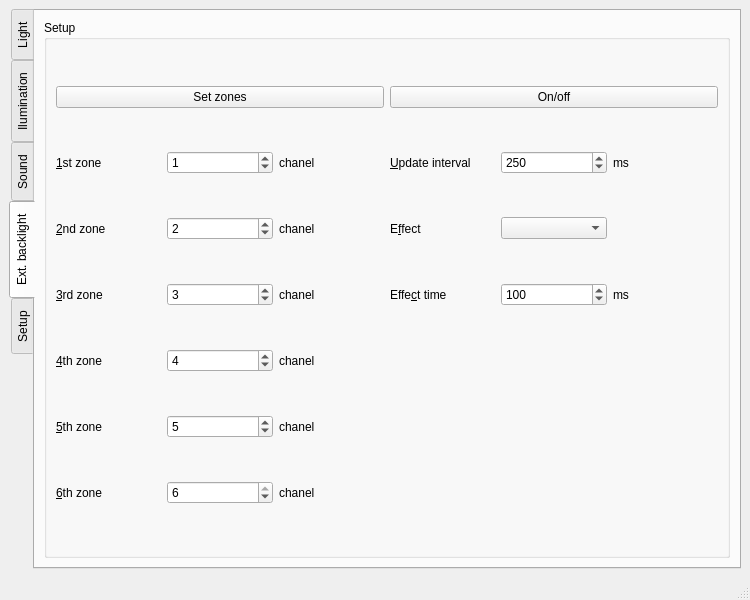
Qt form software/mainwindow.ui (elektro-NIK/P3DA) before a commit.
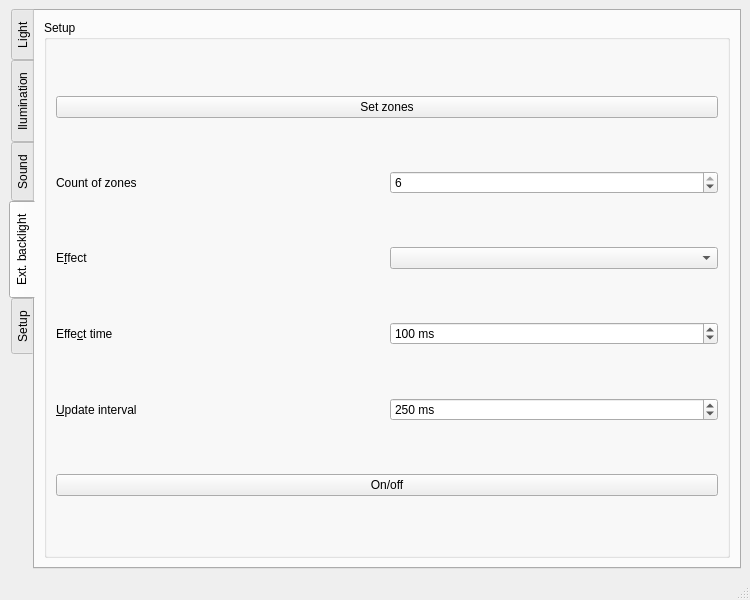
The same form after that commit. The open tabs and pages were chosen to show the change. Icons and pictures are not drawn.

Commit message: Added setup functions without gamma graphic.

Diff of the .ui file:
```diff
--- a/software/mainwindow.ui
+++ b/software/mainwindow.ui
@@ -1858,7 +1858,7 @@
         <string>Ext. backlight</string>
        </attribute>
        <layout class="QGridLayout" name="gridLayout_4">
-        <item row="0" column="0" colspan="2">
+        <item row="0" column="0">
          <widget class="QGroupBox" name="groupBox_setup_ext">
           <property name="enabled">
            <bool>true</bool>
@@ -1867,178 +1867,7 @@
            <string>Setup</string>
           </property>
           <layout class="QGridLayout" name="gridLayout_19">
-           <item row="1" column="0">
-            <widget class="QLabel" name="label_4">
-             <property name="text">
-              <string>&amp;1st zone</string>
-             </property>
-             <property name="buddy">
-              <cstring>spinBox_ch1</cstring>
-             </property>
-            </widget>
-           </item>
-           <item row="11" column="1">
-            <widget class="QSpinBox" name="spinBox_ch6">
-             <property name="maximum">
-              <number>6</number>
-             </property>
-             <property name="value">
-              <number>6</number>
-             </property>
-            </widget>
-           </item>
-           <item row="1" column="1">
-            <widget class="QSpinBox" name="spinBox_ch1">
-             <property name="maximum">
-              <number>6</number>
-             </property>
-             <property name="value">
-              <number>1</number>
-             </property>
-            </widget>
-           </item>
-           <item row="5" column="0">
-            <widget class="QLabel" name="label_29">
-             <property name="text">
-              <string>&amp;3rd zone</string>
-             </property>
-             <property name="buddy">
-              <cstring>spinBox_ch3</cstring>
-             </property>
-            </widget>
-           </item>
-           <item row="11" column="0">
-            <widget class="QLabel" name="label_5">
-             <property name="text">
-              <string>&amp;6th zone</string>
-             </property>
-             <property name="buddy">
-              <cstring>spinBox_ch6</cstring>
-             </property>
-            </widget>
-           </item>
-           <item row="7" column="0">
-            <widget class="QLabel" name="label_28">
-             <property name="text">
-              <string>&amp;4th zone</string>
-             </property>
-             <property name="buddy">
-              <cstring>spinBox_ch4</cstring>
-             </property>
-            </widget>
-           </item>
-           <item row="9" column="0">
-            <widget class="QLabel" name="label_6">
-             <property name="text">
-              <string>&amp;5th zone</string>
-             </property>
-             <property name="buddy">
-              <cstring>spinBox_ch5</cstring>
-             </property>
-            </widget>
-           </item>
-           <item row="3" column="0">
-            <widget class="QLabel" name="label_27">
-             <property name="text">
-              <string>&amp;2nd zone</string>
-             </property>
-             <property name="buddy">
-              <cstring>spinBox_ch2</cstring>
-             </property>
-            </widget>
-           </item>
-           <item row="7" column="1">
-            <widget class="QSpinBox" name="spinBox_ch4">
-             <property name="maximum">
-              <number>6</number>
-             </property>
-             <property name="value">
-              <number>4</number>
-             </property>
-            </widget>
-           </item>
-           <item row="9" column="2">
-            <widget class="QLabel" name="label_34">
-             <property name="text">
-              <string>chanel</string>
-             </property>
-            </widget>
-           </item>
-           <item row="3" column="1">
-            <widget class="QSpinBox" name="spinBox_ch2">
-             <property name="maximum">
-              <number>6</number>
-             </property>
-             <property name="value">
-              <number>2</number>
-             </property>
-            </widget>
-           </item>
-           <item row="5" column="2">
-            <widget class="QLabel" name="label_32">
-             <property name="text">
-              <string>chanel</string>
-             </property>
-            </widget>
-           </item>
-           <item row="11" column="2">
-            <widget class="QLabel" name="label_35">
-             <property name="text">
-              <string>chanel</string>
-             </property>
-            </widget>
-           </item>
-           <item row="1" column="3">
-            <widget class="QLabel" name="label_36">
-             <property name="text">
-              <string>&amp;Update interval</string>
-             </property>
-             <property name="buddy">
-              <cstring>spinBox_update</cstring>
-             </property>
-            </widget>
-           </item>
-           <item row="7" column="2">
-            <widget class="QLabel" name="label_33">
-             <property name="text">
-              <string>chanel</string>
-             </property>
-            </widget>
-           </item>
-           <item row="5" column="1">
-            <widget class="QSpinBox" name="spinBox_ch3">
-             <property name="maximum">
-              <number>6</number>
-             </property>
-             <property name="value">
-              <number>3</number>
-             </property>
-            </widget>
-           </item>
-           <item row="1" column="4">
-            <widget class="QSpinBox" name="spinBox_update">
-             <property name="minimum">
-              <number>100</number>
-             </property>
-             <property name="maximum">
-              <number>5000</number>
-             </property>
-             <property name="singleStep">
-              <number>50</number>
-             </property>
-             <property name="value">
-              <number>250</number>
-             </property>
-            </widget>
-           </item>
-           <item row="3" column="2">
-            <widget class="QLabel" name="label_31">
-             <property name="text">
-              <string>chanel</string>
-             </property>
-            </widget>
-           </item>
-           <item row="0" column="0" colspan="3">
+           <item row="0" column="1" colspan="2">
             <widget class="QPushButton" name="pushButton_zones">
              <property name="text">
               <string>Set zones</string>
@@ -2048,41 +1877,7 @@
              </property>
             </widget>
            </item>
-           <item row="9" column="1">
-            <widget class="QSpinBox" name="spinBox_ch5">
-             <property name="maximum">
-              <number>6</number>
-             </property>
-             <property name="value">
-              <number>5</number>
-             </property>
-            </widget>
-           </item>
-           <item row="1" column="5">
-            <widget class="QLabel" name="label_37">
-             <property name="text">
-              <string>ms</string>
-             </property>
-            </widget>
-           </item>
-           <item row="1" column="2">
-            <widget class="QLabel" name="label_30">
-             <property name="text">
-              <string>chanel</string>
-             </property>
-            </widget>
-           </item>
-           <item row="0" column="3" colspan="3">
-            <widget class="QPushButton" name="pushButton_on_off">
-             <property name="text">
-              <string>On/off</string>
-             </property>
-             <property name="checkable">
-              <bool>true</bool>
-             </property>
-            </widget>
-           </item>
-           <item row="3" column="3">
+           <item row="6" column="1">
             <widget class="QLabel" name="label_38">
              <property name="text">
               <string>E&amp;ffect</string>
@@ -2092,10 +1887,17 @@
              </property>
             </widget>
            </item>
-           <item row="3" column="4">
-            <widget class="QComboBox" name="comboBox_effect_backlight"/>
+           <item row="8" column="1">
+            <widget class="QLabel" name="label_36">
+             <property name="text">
+              <string>&amp;Update interval</string>
+             </property>
+             <property name="buddy">
+              <cstring>spinBox_update</cstring>
+             </property>
+            </widget>
            </item>
-           <item row="5" column="3">
+           <item row="7" column="1">
             <widget class="QLabel" name="label_39">
              <property name="text">
               <string>Effe&amp;ct time</string>
@@ -2105,8 +1907,14 @@
              </property>
             </widget>
            </item>
-           <item row="5" column="4">
+           <item row="6" column="2">
+            <widget class="QComboBox" name="comboBox_effect_backlight"/>
+           </item>
+           <item row="7" column="2">
             <widget class="QSpinBox" name="spinBox_effect">
+             <property name="suffix">
+              <string> ms</string>
+             </property>
              <property name="maximum">
               <number>5000</number>
              </property>
@@ -2118,10 +1926,52 @@
              </property>
             </widget>
            </item>
-           <item row="5" column="5">
-            <widget class="QLabel" name="label_40">
+           <item row="8" column="2">
+            <widget class="QSpinBox" name="spinBox_update">
+             <property name="suffix">
+              <string> ms</string>
+             </property>
+             <property name="minimum">
+              <number>100</number>
+             </property>
+             <property name="maximum">
+              <number>5000</number>
+             </property>
+             <property name="singleStep">
+              <number>50</number>
+             </property>
+             <property name="value">
+              <number>250</number>
+             </property>
+            </widget>
+           </item>
+           <item row="1" column="2">
+            <widget class="QSpinBox" name="spinBox_ch1">
+             <property name="maximum">
+              <number>6</number>
+             </property>
+             <property name="value">
+              <number>6</number>
+             </property>
+            </widget>
+           </item>
+           <item row="1" column="1">
+            <widget class="QLabel" name="label_4">
              <property name="text">
-              <string>ms</string>
+              <string>Count of zones</string>
+             </property>
+             <property name="buddy">
+              <cstring>spinBox_ch1</cstring>
+             </property>
+            </widget>
+           </item>
+           <item row="10" column="1" colspan="2">
+            <widget class="QPushButton" name="pushButton_ext_on_off">
+             <property name="text">
+              <string>On/off</string>
+             </property>
+             <property name="checkable">
+              <bool>true</bool>
              </property>
             </widget>
            </item>
```
Left out of the diff: 15 changed lines with no effect on the pictures. The commit also changes 2 other files.
